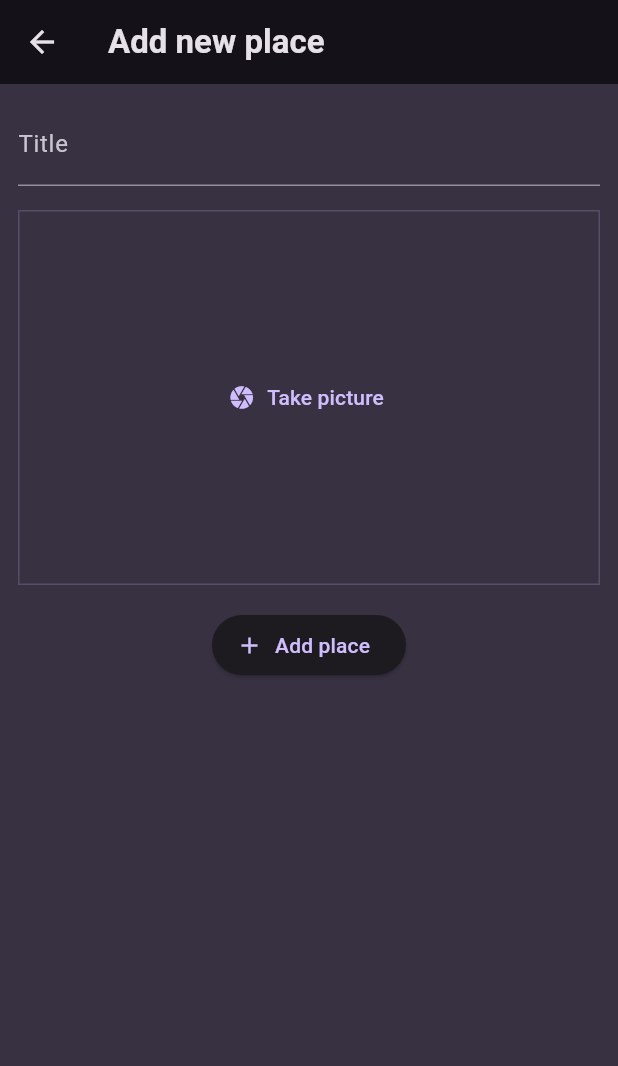
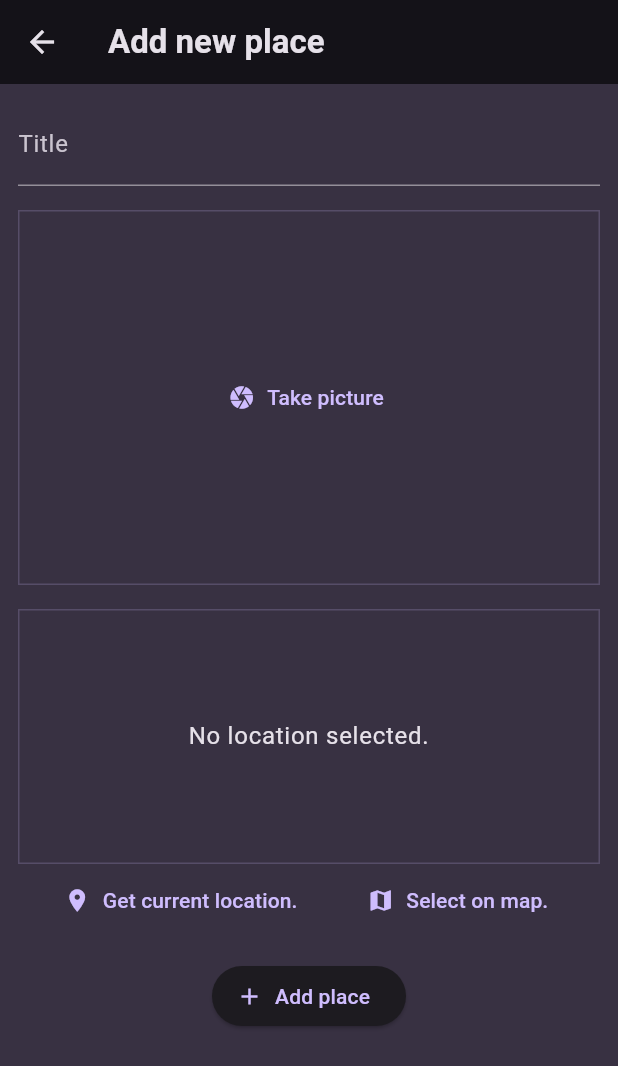
Before and after one commit to Meiendorf/favorite_places, a Flutter app: the AddPlaceScreen screen opened directly, on a phone screen of 412 x 824 dp. Shown: the top 1066 px of the screen. Run offline on Flutter 3.47's test engine with Material 3 defaults, Android fonts, the phone set to English and light mode, and no system bars; our stand-ins replace flutter_riverpod, google_fonts, image_picker, location.

Commit message:
Update minSdkVersion to 21 in android/app/build.gradle Add INTERNET permission in android/app/src/main/AndroidManifest.xml Update kotlin version to 1.9.23 in android/settings.gradle Add NSLocationWhenInUseUsageDescription key in ios/Runner/Info.plist Add PlaceLocation class and update Place class in lib/models/place.dart Update addPlace method in lib/providers/user_places.dart Add LocationInput widget and update _AddPlaceScreenState in lib/screens/add_place.dart Register LocationPlugin in macos/Flutter/GeneratedPluginRegistrant.swift Update http dependency in pubspec.lock Add http dependency in pubspec.yaml

```diff
--- a/lib/models/place.dart
+++ b/lib/models/place.dart
@@ -4,10 +4,23 @@ import 'package:uuid/uuid.dart';
 
 const uuid = Uuid();
 
+class PlaceLocation {
+  final double latitude;
+  final double longitude;
+  final String address;
+
+  PlaceLocation({
+    required this.latitude,
+    required this.longitude,
+    required this.address,
+  });
+}
+
 class Place {
   final String id;
   final String title;
   final File image;
+  final PlaceLocation location;
 
-  Place({required this.title, required this.image}) : id = uuid.v4().toString();
+  Place({required this.title, required this.image, required this.location}) : id = uuid.v4().toString();
 }
--- a/lib/providers/user_places.dart
+++ b/lib/providers/user_places.dart
@@ -6,10 +6,11 @@ import 'package:flutter_riverpod/flutter_riverpod.dart';
 class UserPlacesNotifier extends StateNotifier<List<Place>> {
   UserPlacesNotifier() : super(const []);
 
-  void addPlace(String title, File image) {
+  void addPlace(String title, File image, PlaceLocation location) {
     final newPlace = Place(
       title: title,
       image: image,
+      location: location,
     );
     state = [newPlace, ...state];
   }
--- a/lib/screens/add_place.dart
+++ b/lib/screens/add_place.dart
@@ -1,7 +1,9 @@
 import 'dart:io';
 
+import 'package:favorite_places/models/place.dart';
 import 'package:favorite_places/providers/user_places.dart';
 import 'package:favorite_places/widgets/image_input.dart';
+import 'package:favorite_places/widgets/location_input.dart';
 import 'package:flutter/material.dart';
 import 'package:flutter_riverpod/flutter_riverpod.dart';
 
@@ -17,6 +19,7 @@ class AddPlaceScreen extends ConsumerStatefulWidget {
 class _AddPlaceScreenState extends ConsumerState<AddPlaceScreen> {
   final _titleController = TextEditingController();
   File? _selectedImage;
+  PlaceLocation? _selectedLocation;
 
   void _savePlace() {
     final enteredText = _titleController.text;
@@ -25,13 +28,19 @@ class _AddPlaceScreenState extends ConsumerState<AddPlaceScreen> {
       return;
     }
 
-    ref.read(userPlacesProvider.notifier).addPlace(enteredText, _selectedImage!);
+    ref
+        .read(userPlacesProvider.notifier)
+        .addPlace(enteredText, _selectedImage!, _selectedLocation!);
 
     Navigator.of(context).pop();
   }
 
   void _onPickedImage(File image) {
     _selectedImage = image;
+  }
+
+  void _onPickedLocation(PlaceLocation placeLocation) {
+    _selectedLocation = placeLocation;
   }
 
   @override
@@ -62,6 +71,8 @@ class _AddPlaceScreenState extends ConsumerState<AddPlaceScreen> {
             const SizedBox(height: 16),
             ImageInput(onPickImage: _onPickedImage),
             const SizedBox(height: 16),
+            LocationInput(onPickedLocation: _onPickedLocation),
+            const SizedBox(height: 16),
             ElevatedButton.icon(
               onPressed: _savePlace,
               icon: const Icon(Icons.add),
--- /dev/null
+++ b/lib/widgets/location_input.dart
@@ -0,0 +1,145 @@
+import 'dart:convert';
+
+import 'package:favorite_places/models/place.dart';
+import 'package:flutter/material.dart';
+import 'package:location/location.dart';
+import 'package:http/http.dart' as http;
+
+// TODO: comment this out
+const apiKey = '';
+
+class LocationInput extends StatefulWidget {
+  final void Function(PlaceLocation) onPickedLocation;
+
+  const LocationInput({super.key, required this.onPickedLocation});
+
+  @override
+  State<LocationInput> createState() {
+    return _LocationInputState();
+  }
+}
+
+class _LocationInputState extends State<LocationInput> {
+  PlaceLocation? _pickedLocation;
+  var _isGettingLocation = false;
+
+  String get locationImage {
+    if (_pickedLocation == null) {
+      return '';
+    }
+
+    final lat = _pickedLocation!.latitude;
+    final lng = _pickedLocation!.longitude;
+
+    return 'https://maps.googleapis.com/maps/api/staticmap?center=${lat},${lng}zoom=16&size=600x300&maptype=roadmap&markers=color:red%7Clabel:A%7C${lat},${lng}&key=${apiKey}';
+  }
+
+  void _getCurrentLocation() async {
+    Location location = new Location();
+    bool _serviceEnabled;
+    PermissionStatus _permissionGranted;
+    LocationData _locationData;
+
+    _serviceEnabled = await location.serviceEnabled();
+    if (!_serviceEnabled) {
+      _serviceEnabled = await location.requestService();
+      if (!_serviceEnabled) {
+        return;
+      }
+    }
+
+    _permissionGranted = await location.hasPermission();
+    if (_permissionGranted == PermissionStatus.denied) {
+      _permissionGranted = await location.requestPermission();
+      if (_permissionGranted != PermissionStatus.granted) {
+        return;
+      }
+    }
+
+    setState(() {
+      _isGettingLocation = true;
+    });
+
+    _locationData = await location.getLocation();
+
+    final lat = _locationData.latitude;
+    final lng = _locationData.longitude;
+
+    if (lat == null || lng == null) {
+      return;
+    }
+
+    final url = Uri.parse(
+        'https://maps.googleapis.com/maps/api/geocode/json?latlng=$lat,$lng&key=$apiKey');
+    final response = await http.get(url);
+    final resData = json.decode(response.body);
+    final address = resData['results'][0]['formatted_address'];
+
+    setState(() {
+      _pickedLocation = PlaceLocation(
+        latitude: lat,
+        longitude: lng,
+        address: address,
+      );
+      widget.onPickedLocation(_pickedLocation!);
+
+      _isGettingLocation = false;
+    });
+  }
+
+  @override
+  Widget build(BuildContext context) {
+    Widget previewContent = Text(
+      'No location selected.',
+      textAlign: TextAlign.center,
+      style: Theme.of(context)
+          .textTheme
+          .bodyLarge!
+          .copyWith(color: Theme.of(context).colorScheme.onBackground),
+    );
+
+    if (_pickedLocation != null && !_isGettingLocation) {
+      previewContent = Image.network(
+        locationImage,
+        fit: BoxFit.cover,
+        width: double.infinity,
+        height: double.infinity,
+      );
+    }
+
+    if (_isGettingLocation) {
+      previewContent = const CircularProgressIndicator();
+    }
+
+    return Column(
+      children: [
+        Container(
+          height: 170,
+          width: double.infinity,
+          alignment: Alignment.center,
+          decoration: BoxDecoration(
+            border: Border.all(
+                width: 1,
+                color: Theme.of(context).colorScheme.primary.withOpacity(0.2)),
+          ),
+          child: previewContent,
+        ),
+        Row(
+          mainAxisAlignment: MainAxisAlignment.spaceEvenly,
+          children: [
+            TextButton.icon(
+              onPressed: _getCurrentLocation,
+              icon: const Icon(Icons.location_on),
+              label: const Text('Get current location.'),
+            ),
+            TextButton.icon(
+              onPressed: () {},
+              icon: const Icon(Icons.map),
+              label: const Text('Select on map.'),
+            )
+          ],
+        ),
+      ],
+    );
+  }
+}
--- a/pubspec.yaml
+++ b/pubspec.yaml
@@ -40,6 +40,7 @@ dependencies:
   flutter_riverpod: ^2.5.1
   image_picker: ^1.1.0
   location: ^6.0.1
+  http: ^1.2.1
 
 dev_dependencies:
   flutter_test:
```
Also changed, not shown: pubspec.lock, 5 other files.
